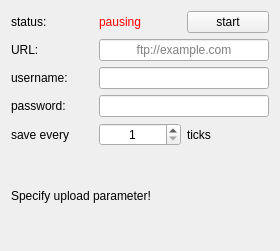
Before: the Qt Designer form screenuploaderwindow.ui in bchjoerni/mlab, drawn with Qt 5.
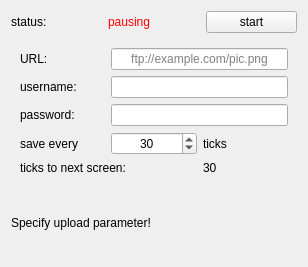
After: the same form once the commit is applied.

What changed in the file:
```diff
--- a/screenuploaderwindow.ui
+++ b/screenuploaderwindow.ui
@@ -6,14 +6,14 @@
    <rect>
     <x>0</x>
     <y>0</y>
-    <width>280</width>
-    <height>251</height>
+    <width>308</width>
+    <height>267</height>
    </rect>
   </property>
   <property name="windowTitle">
    <string>Form</string>
   </property>
-  <layout class="QGridLayout" name="gridLayout">
+  <layout class="QGridLayout" name="gridLayout_2">
    <item row="0" column="0">
     <widget class="QLabel" name="lbl_status_lbl">
      <property name="text">
@@ -21,31 +21,33 @@
      </property>
     </widget>
    </item>
-   <item row="1" column="0">
-    <widget class="QLabel" name="lbl_url_lbl">
+   <item row="0" column="1">
+    <widget class="QLabel" name="lbl_status">
+     <property name="styleSheet">
+      <string notr="true">color: red;</string>
+     </property>
      <property name="text">
-      <string>URL:</string>
+      <string>pausing</string>
      </property>
     </widget>
    </item>
-   <item row="1" column="1" colspan="2">
-    <widget class="QLineEdit" name="txt_url">
-     <property name="alignment">
-      <set>Qt::AlignCenter</set>
-     </property>
-     <property name="placeholderText">
-      <string>ftp://example.com</string>
-     </property>
-    </widget>
-   </item>
-   <item row="2" column="0">
-    <widget class="QLabel" name="lbl_username_lbl">
+   <item row="0" column="2">
+    <widget class="QPushButton" name="btn_startStop">
      <property name="text">
-      <string>username:</string>
+      <string>start</string>
      </property>
     </widget>
    </item>
-   <item row="4" column="1">
+   <item row="1" column="0" colspan="3">
+    <widget class="QFrame" name="frame_parameter">
+     <property name="frameShape">
+      <enum>QFrame::NoFrame</enum>
+     </property>
+     <property name="frameShadow">
+      <enum>QFrame::Raised</enum>
+     </property>
+     <layout class="QGridLayout" name="gridLayout">
+      <item row="3" column="1">
     <widget class="QSpinBox" name="spb_ticks">
      <property name="alignment">
       <set>Qt::AlignCenter</set>
@@ -56,33 +58,50 @@
      <property name="maximum">
       <number>100000</number>
      </property>
-    </widget>
-   </item>
-   <item row="2" column="1" colspan="2">
-    <widget class="QLineEdit" name="txt_username">
+        <property name="value">
+         <number>30</number>
+        </property>
+       </widget>
+      </item>
+      <item row="0" column="1" colspan="2">
+       <widget class="QLineEdit" name="txt_url">
      <property name="alignment">
       <set>Qt::AlignCenter</set>
      </property>
      <property name="placeholderText">
-      <string/>
+         <string>ftp://example.com/pic.png</string>
      </property>
     </widget>
    </item>
-   <item row="0" column="2">
-    <widget class="QPushButton" name="btn_startStop">
-     <property name="text">
-      <string>start</string>
-     </property>
-    </widget>
-   </item>
-   <item row="3" column="0">
+      <item row="2" column="0">
     <widget class="QLabel" name="lbl_password_lbl">
      <property name="text">
       <string>password:</string>
      </property>
     </widget>
    </item>
-   <item row="3" column="1" colspan="2">
+      <item row="1" column="0">
+       <widget class="QLabel" name="lbl_username_lbl">
+        <property name="text">
+         <string>username:</string>
+        </property>
+       </widget>
+      </item>
+      <item row="3" column="2">
+       <widget class="QLabel" name="lbl_ticks">
+        <property name="text">
+         <string>ticks</string>
+        </property>
+       </widget>
+      </item>
+      <item row="3" column="0">
+       <widget class="QLabel" name="lbl_save_lbl">
+        <property name="text">
+         <string>save every</string>
+        </property>
+       </widget>
+      </item>
+      <item row="2" column="1" colspan="2">
     <widget class="QLineEdit" name="txt_password">
      <property name="text">
       <string/>
@@ -95,37 +114,47 @@
      </property>
     </widget>
    </item>
-   <item row="4" column="0">
-    <widget class="QLabel" name="lbl_save_lbl">
+      <item row="0" column="0">
+       <widget class="QLabel" name="lbl_url_lbl">
      <property name="text">
-      <string>save every</string>
+         <string>URL:</string>
+        </property>
+       </widget>
+      </item>
+      <item row="1" column="1" colspan="2">
+       <widget class="QLineEdit" name="txt_username">
+        <property name="alignment">
+         <set>Qt::AlignCenter</set>
+        </property>
+        <property name="placeholderText">
+         <string/>
+        </property>
+       </widget>
+      </item>
+      <item row="4" column="0" colspan="2">
+       <widget class="QLabel" name="lbl_ticksToNextScreen_lbl">
+        <property name="text">
+         <string>ticks to next screen:</string>
      </property>
     </widget>
    </item>
    <item row="4" column="2">
-    <widget class="QLabel" name="lbl_ticks">
+       <widget class="QLabel" name="lbl_ticksToNextScreen">
      <property name="text">
-      <string>ticks</string>
+         <string>30</string>
      </property>
     </widget>
    </item>
-   <item row="5" column="0" colspan="3">
+     </layout>
+    </widget>
+   </item>
+   <item row="2" column="0" colspan="3">
     <widget class="QLabel" name="lbl_info">
      <property name="text">
       <string>Specify upload parameter!</string>
      </property>
     </widget>
    </item>
-   <item row="0" column="1">
-    <widget class="QLabel" name="lbl_status">
-     <property name="styleSheet">
-      <string notr="true">color: red;</string>
-     </property>
-     <property name="text">
-      <string>pausing</string>
-     </property>
-    </widget>
-   </item>
   </layout>
  </widget>
  <resources/>
```
Left out of the diff: 9 changed lines with no effect on the pictures. Lines whose indentation alone changed are shown as unchanged.
